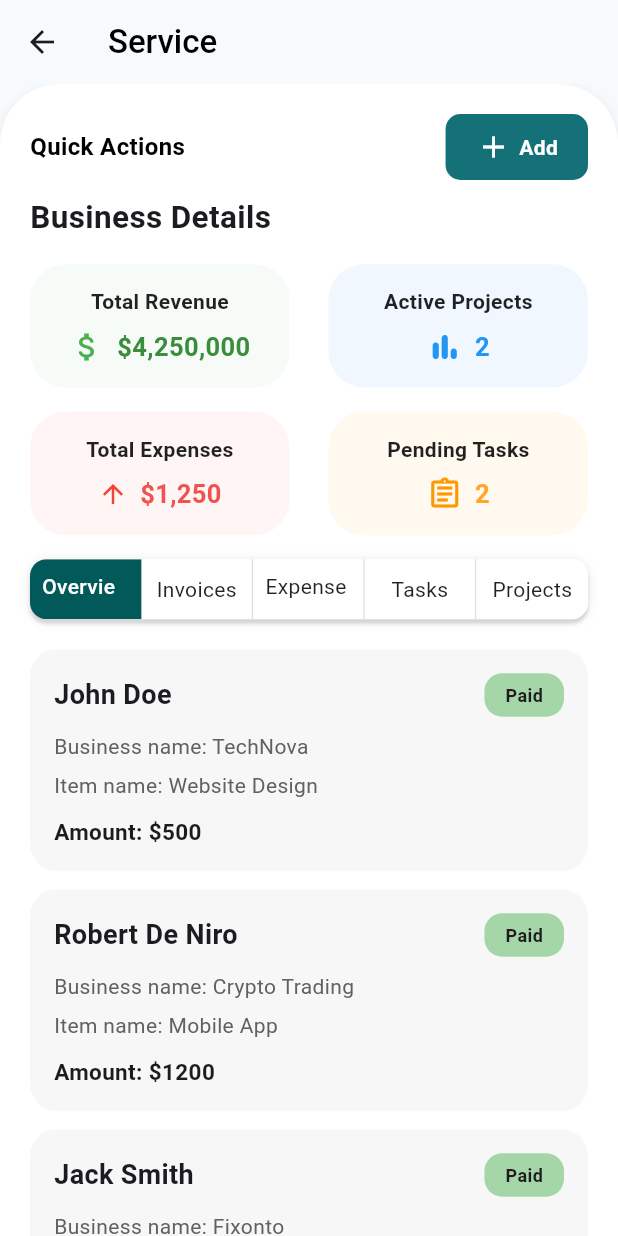
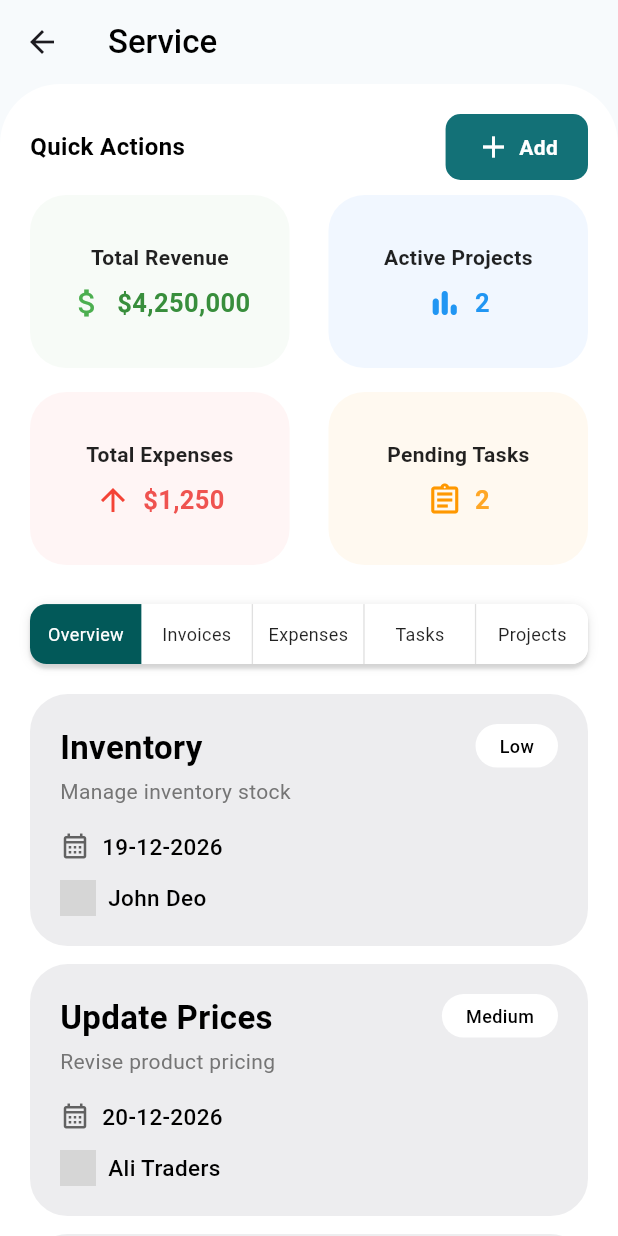
Before and after one commit to samiwadho565/bizzly, a Flutter app: the BusinessDetailScreen screen opened by its route, on a phone screen of 412 x 824 dp. Run offline on Flutter 3.47's test engine with Material 3 defaults, Android fonts, the phone set to English and light mode, and no system bars; our stand-ins replace dropdown_search, fl_chart, flutter_svg, get, google_fonts; missing offline and left inert: proste_bezier_curve; network calls fail; Roboto replaces fonts that are missing (Akatab); grey boxes are pictures that could not be loaded.

Commit message:
project,tasks screens

```diff
--- a/lib/views/auth/login_screen.dart
+++ b/lib/views/auth/login_screen.dart
@@ -2,12 +2,13 @@ import 'package:fl_chart/fl_chart.dart';
 import 'package:flutter/material.dart';
 import 'package:get/get.dart';
 import 'package:get/get_core/src/get_main.dart';
+import '../../assets/images.dart';
 import '../../routes/routes.dart';
 import '../../utils/app_colors.dart';
 import '../../widgets/custom_button.dart';
 import '../../widgets/custom_drop_down.dart';
 import '../../widgets/custom_text_field.dart';
-
+import 'package:bizly/widgets/curved_container.dart';
 class LoginScreen extends StatelessWidget {
   const LoginScreen({super.key});
 
--- a/lib/views/bussiness_screen/business_detail_screen.dart
+++ b/lib/views/bussiness_screen/business_detail_screen.dart
@@ -1,28 +1,46 @@
-import 'package:bizly/assets/images.dart';
 import 'package:bizly/utils/app_colors.dart';
-import 'package:bizly/widgets/circle_icon_widget.dart';
-import 'package:fl_chart/fl_chart.dart';
 import 'package:flutter/material.dart';
-import 'package:get/get.dart';
-import 'package:get/get_core/src/get_main.dart';
-
-import '../../widgets/add_button.dart';
 import '../../widgets/business_screen_widgets/status_card.dart';
 import '../../widgets/custom_app_bar_2.dart';
-import '../../widgets/custom_drop_down.dart';
 import '../../widgets/custom_tab_bar.dart';
-import '../../widgets/custom_toggle_button.dart';
 import '../../widgets/drop_down_menu/drop_down_menu.dart';
-import '../../widgets/home_widgets/bussiness_card.dart';
-import '../../widgets/home_widgets/custom_app_bar.dart';
-import '../../widgets/home_widgets/custom_revenue_chart.dart';
-import '../../widgets/home_widgets/flow_chart.dart';
 import '../../widgets/invoice_screen_widgets/invoice_card.dart';
-import '../../widgets/projects_screen_widgets/project_detail_card.dart';
 import '../../widgets/task_card_widget.dart';
+
 
 class BusinessDetailScreen extends StatelessWidget {
   BusinessDetailScreen({super.key});
+  final List<Map<String, String>> tasks = [
+    {
+      "title": "Inventory",
+      "subtitle": "Manage inventory stock",
+      "date": "19-12-2026",
+      "user": "John Deo",
+      "status": "Low",
+    },
+    {
+      "title": "Update Prices",
+      "subtitle": "Revise product pricing",
+      "date": "20-12-2026",
+      "user": "Ali Traders",
+      "status": "Medium",
+    },
+    {
+      "title": "Server Backup",
+      "subtitle": "Weekly system backup",
+      "date": "22-12-2026",
+      "user": "Tech Team",
+      "status": "High",
+    },
+    {
+      "title": "UI Improvements",
+      "subtitle": "Dashboard UI polishing",
+      "date": "25-12-2026",
+      "user": "Design Team",
+      "status": "Low",
+    },
+  ];
+
 
   final List<Map<String, String>> invoices = [
     {
@@ -40,6 +58,13 @@ class BusinessDetailScreen extends StatelessWidget {
       "status": "Paid",
     },
     {
+      "client": "John Doe",
+      "business": "TechNova",
+      "item": "Website Design",
+      "amount": "\$500",
+      "status": "Paid",
+    },
+    {
       "client": "Jack Smith",
       "business": "Fixonto",
       "item": "Backend Setup",
@@ -48,136 +73,120 @@ class BusinessDetailScreen extends StatelessWidget {
     },
   ];
 
-
-
   @override
   Widget build(BuildContext context) {
     return Scaffold(
       backgroundColor: AppColors.background,
       appBar: CustomAppBar2(title: "Service"),
-      body: Column(
-        children: [
-
-          Expanded(
-            child: Container(
+      body: Container(
         decoration: BoxDecoration(
           color: Colors.white,
           borderRadius: const BorderRadius.only(
               topRight: Radius.circular(40),
               topLeft: Radius.circular(40)),
-                boxShadow: [
-                  BoxShadow(
-                    color: Colors.grey.withOpacity(0.2),
-                    blurRadius: 5,
-                    offset: const Offset(0, 2),
         ),
-                ],
-              ),
+        child: CustomScrollView( // 1. SingleChildScrollView ki jagah ye use karein
+          slivers: [
+            // --- Top Content (Quick Actions aur Cards) ---
+            SliverToBoxAdapter(
               child: Padding(
-                padding: const EdgeInsets.symmetric(horizontal: 20,),
+                padding: const EdgeInsets.symmetric(horizontal: 20),
                 child: Column(
                   children: [
                     const SizedBox(height: 20),
                     addDropdownButton(leftText: 'Quick Actions'),
-                    SizedBox(height: 10,),
-                    Column(
-                      crossAxisAlignment: CrossAxisAlignment.start,
+                    const SizedBox(height: 10),
+                    Row(
+                      mainAxisAlignment: MainAxisAlignment.spaceBetween,
                       children: [
-                        const Text(
-                          "Business Details",
-                          style: TextStyle(fontSize: 21, fontWeight: FontWeight.bold),
+                        StatCard(title: "Total Revenue", value: "\$4,250,000", icon: const Icon(Icons.attach_money, color: Colors.green), backgroundColor: const Color(0xFFF7FBF7), contentColor: Colors.green.shade700),
+                        StatCard(title: "Active Projects", value: "2", icon: const Icon(Icons.bar_chart_rounded, color: Colors.blue), backgroundColor: const Color(0xFFF1F7FF), contentColor: Colors.blue),
+                      ],
                     ),
                     const SizedBox(height: 16),
                     Row(
                       mainAxisAlignment: MainAxisAlignment.spaceBetween,
-
                       children: [
-                          // 1. Total Revenue
-                          StatCard(
-                            title: "Total Revenue",
-                            value: "\$4,250,000",
-                            icon: const Icon(Icons.attach_money, color: Colors.green),
-                            backgroundColor: const Color(0xFFF7FBF7), // Light Greenish white
-                            contentColor: Colors.green.shade700,
-                          ),
-                          // 2. Active Projects
-                          StatCard(
-                            title: "Active Projects",
-                            value: "2",
-                            icon: const Icon(Icons.bar_chart_rounded, color: Colors.blue),
-                            backgroundColor: const Color(0xFFF1F7FF), // Light Blue
-                            contentColor: Colors.blue,
-                          ),
-                          // 3. Total Expenses
-
+                        StatCard(title: "Total Expenses", value: "\$1,250", icon: const Icon(Icons.arrow_upward, color: Colors.red), backgroundColor: const Color(0xFFFFF5F5), contentColor: Colors.red.shade400),
+                        StatCard(title: "Pending Tasks", value: "2", icon: const Icon(Icons.assignment_outlined, color: Colors.orange), backgroundColor: const Color(0xFFFFF9F0), contentColor: Colors.orange.shade400),
                       ],
                     ),
                     const SizedBox(height: 16),
-                        Row(
-
-                          mainAxisAlignment: MainAxisAlignment.spaceBetween,
-
-                          children: [
-                          StatCard(
-                            title: "Total Expenses",
-                            value: "\$1,250",
-                            icon: const Icon(Icons.arrow_upward, color: Colors.red, size: 20),
-                            backgroundColor: const Color(0xFFFFF5F5), // Light Red/Pink
-                            contentColor: Colors.red.shade400,
-                          ),
-                          // 4. Pending Tasks
-                          StatCard(
-                            title: "Pending Tasks",
-                            value: "2",
-                            icon: const Icon(Icons.assignment_outlined, color: Colors.orange),
-                            backgroundColor: const Color(0xFFFFF9F0), // Light Orange/Beige
-                            contentColor: Colors.orange.shade400,
-                          ),
-                        ],)
                   ],
                 ),
-                    const SizedBox(height: 16),
-                    // Align(
-                    //     alignment: Alignment.centerLeft,
-                    //     child: Text("Status",style: TextStyle(fontWeight: FontWeight.bold,fontSize: 18),)),
-                    //
-                    // SizedBox(height: 10,),
-                    CustomTabBar(
+              ),
+            ),
+
+            // --- 2. Sticky TabBar ---
+            SliverPersistentHeader(
+              pinned: true, // Ye line isay top par stuck rakhegi
+              delegate: _StickyTabBarDelegate(
+                child: Padding(
+                  padding: const EdgeInsets.symmetric(horizontal: 20),
+                  child: CustomTabBar(
                     height: 40,
                     borderRadius: 11,
-                      items: ["Overview","Invoices","Expenses","Tasks","Projects",], onTabChanged: (int ) {  },),
-                    SizedBox(height: 20,),
-                    // ---------------- GridView ----------------
-                    Expanded(
-                        child: ListView.builder(
-                          itemCount: invoices.length,
-                          itemBuilder: (context, index) {
-                            final invoice = invoices[index];
-
-                            return Padding(
-                              padding: const EdgeInsets.only(bottom: 12),
-                              child: InvoiceCard(
-                                clientName: invoice["client"]!,
-                                businessName: invoice["business"]!,
-                                itemName: invoice["item"]!,
-                                amount: invoice["amount"]!,
-                                status: invoice["status"]!,
-                              ),
-                            );
-                          },
-                        )
-
-                    ),
-
-
-                  ],
+                    items: ["Overview", "Invoices", "Expenses", "Tasks", "Projects"],
+                    onTabChanged: (int index) {},
                   ),
                 ),
               ),
             ),
 
+            // --- 3. ListView Content ---
+            SliverPadding(
+              padding: const EdgeInsets.symmetric(horizontal: 20, vertical: 10),
+              sliver: SliverList(
+                delegate: SliverChildBuilderDelegate(
+                      (context, index) {
+                    // final invoice = invoices[index];
+                    final task = tasks[index];
+                    return Padding(
+                      padding: const EdgeInsets.only(bottom: 12),
+                      child: TaskCardWidget(
+                        title: task["title"]!,
+                        subtitle: task["subtitle"]!,
+                        date: task["date"]!,
+                        userName: task["user"]!,
+                        status: task["status"]!,
+                      ),
+                      // child: InvoiceCard(
+                      //   clientName: invoice["client"]!,
+                      //   businessName: invoice["business"]!,
+                      //   itemName: invoice["item"]!,
+                      //   amount: invoice["amount"]!,
+                      //   status: invoice["status"]!,
+                      // ),
+                    );
+                  },
+                  childCount: invoices.length,
+                ),
+              ),
+            ),
           ],
         ),
+      )
     );
   }
 }
+class _StickyTabBarDelegate extends SliverPersistentHeaderDelegate {
+  final Widget child;
+  _StickyTabBarDelegate({required this.child});
+
+  @override
+  double get minExtent => 60.0; // TabBar ki height + padding
+  @override
+  double get maxExtent => 60.0;
+
+  @override
+  Widget build(BuildContext context, double shrinkOffset, bool overlapsContent) {
+    return Container(
+      color: Colors.white, // Sticky hone par background color
+      alignment: Alignment.center,
+      child: child,
+    );
+  }
+
+  @override
+  bool shouldRebuild(_StickyTabBarDelegate oldDelegate) => false;
+}
--- a/lib/views/home/home_screen.dart
+++ b/lib/views/home/home_screen.dart
@@ -125,6 +125,7 @@ class _HomeScreenState extends State<HomeScreen> {
                        Padding(
                          padding: const EdgeInsets.symmetric(horizontal: 30),
                          child: GridView.builder(
+                           padding: EdgeInsets.only(bottom: 80),
                            physics: const NeverScrollableScrollPhysics(), // Scroll disable
                            shrinkWrap: true,
                            itemCount: categories.length,
@@ -132,7 +133,7 @@ class _HomeScreenState extends State<HomeScreen> {
                                crossAxisCount: 4, // 2 columns
                                // crossAxisSpacing: 3,
                                mainAxisSpacing: 9,
-                               childAspectRatio: 0.9 // Width / Height ratio
+                               childAspectRatio: 0.83 // Width / Height ratio
                            ),
                            itemBuilder: (context, index) {
                              final category = categories[index];
--- a/lib/widgets/business_screen_widgets/status_card.dart
+++ b/lib/widgets/business_screen_widgets/status_card.dart
@@ -21,7 +21,7 @@ class StatCard extends StatelessWidget {
   @override
   Widget build(BuildContext context) {
     return Container(
-      height: Get.size.height*0.1,
+      height: Get.size.height*0.14,
       width: Get.size.width*0.42,
       // padding: const EdgeInsets.all(8),
       decoration: BoxDecoration(
--- a/lib/widgets/custom_tab_bar.dart
+++ b/lib/widgets/custom_tab_bar.dart
@@ -14,7 +14,7 @@ final double fontSize;
   const CustomTabBar({
     super.key,
     required this.items,
-    this.fontSize = 14,
+    this.fontSize = 12,
     this.width,
     this.height,
     this.borderRadius =25,
@@ -78,7 +78,7 @@ class _CustomTabBar extends State<CustomTabBar> {
                       widget.items[index],
                       style: TextStyle(
                         color: isSelected ? widget.selectedTextColor : Colors.black87,
-                        fontWeight: isSelected ? FontWeight.w500 : FontWeight.normal,
+                        fontWeight:  FontWeight.normal,
                         fontSize: widget.fontSize,
                       ),
                     ),
--- a/lib/widgets/custom_toggle_button.dart
+++ b/lib/widgets/custom_toggle_button.dart
@@ -86,7 +86,6 @@ class _CustomToggleButtonState extends State<CustomToggleButton> {
     );
   }
 
-  // Corners ko round rakhne ke liye logic
   BorderRadius _getBorderRadius(int index, int total) {
     if (index == 0) {
       return const BorderRadius.horizontal(left: Radius.circular(30));
--- a/lib/widgets/home_widgets/bussiness_card.dart
+++ b/lib/widgets/home_widgets/bussiness_card.dart
@@ -16,7 +16,7 @@ class CategoryCard extends StatelessWidget {
   Widget build(BuildContext context) {
     return GestureDetector(
       onTap: onTap,
-      child: Column(
+      child:Column(
         mainAxisSize: MainAxisSize.min,
         children: [
           // Icon Container
--- a/pubspec.yaml
+++ b/pubspec.yaml
@@ -32,6 +32,7 @@ dependencies:
     sdk: flutter
   google_fonts:
   flutter_svg:
+  proste_bezier_curve:
   dropdown_search: ^6.0.1
   fl_chart: ^0.66.0
   get: ^4.7.3
```
Also changed, not shown: lib/views/onboarding/onboarding.dart (+6 -3 lines), lib/views/projects/projects_screen.dart (+4 -11 lines), lib/views/tasks_screen/tasks_screen.dart (+1 -9 lines), lib/widgets/curved_container.dart (added, +56 -0 lines), lib/widgets/projects_screen_widgets/project_detail_card.dart (+5 -5 lines), pubspec.lock, 1 other file. Lines whose indentation alone changed are shown as unchanged.
